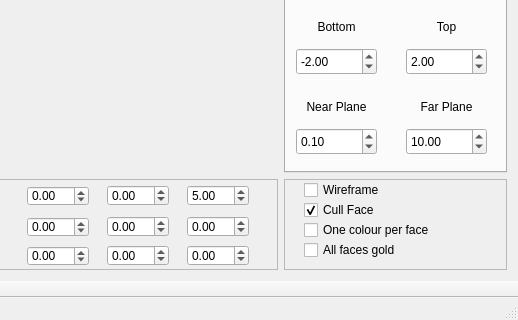
This is OFFViewer/mainwindow.ui in AndersonQ/OFF.Viewer as Qt 5 draws it before an edit; both pictures show x 84 to 602 and y 148 to 468 of the 602 by 468 pixel window. The edited form follows.
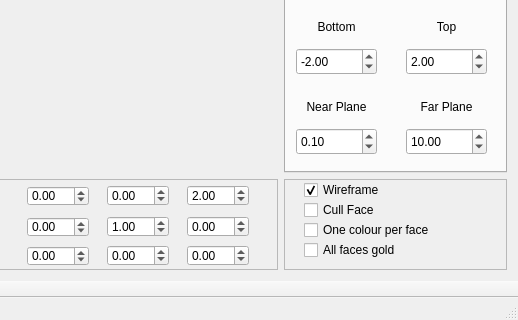
This is the edited form. Custom widgets are drawn as their Qt base class.

```diff
--- a/OFFViewer/mainwindow.ui
+++ b/OFFViewer/mainwindow.ui
@@ -70,7 +70,7 @@
         <double>0.100000000000000</double>
        </property>
        <property name="value">
-        <double>5.000000000000000</double>
+        <double>2.000000000000000</double>
        </property>
       </widget>
       <widget class="QLabel" name="label_19">
@@ -107,6 +107,9 @@
        <property name="singleStep">
         <double>0.100000000000000</double>
        </property>
+       <property name="value">
+        <double>1.000000000000000</double>
+       </property>
       </widget>
       <widget class="QDoubleSpinBox" name="doubleSpinBox_23">
        <property name="geometry">
@@ -318,7 +321,7 @@
         <string>Wireframe</string>
        </property>
        <property name="checked">
-        <bool>false</bool>
+        <bool>true</bool>
        </property>
       </widget>
       <widget class="QCheckBox" name="checkBox_4">
@@ -334,7 +337,7 @@
         <string>Cull Face</string>
        </property>
        <property name="checked">
-        <bool>true</bool>
+        <bool>false</bool>
        </property>
       </widget>
      </widget>
```
Left out of the diff: 3 changed lines with no effect on the pictures.
